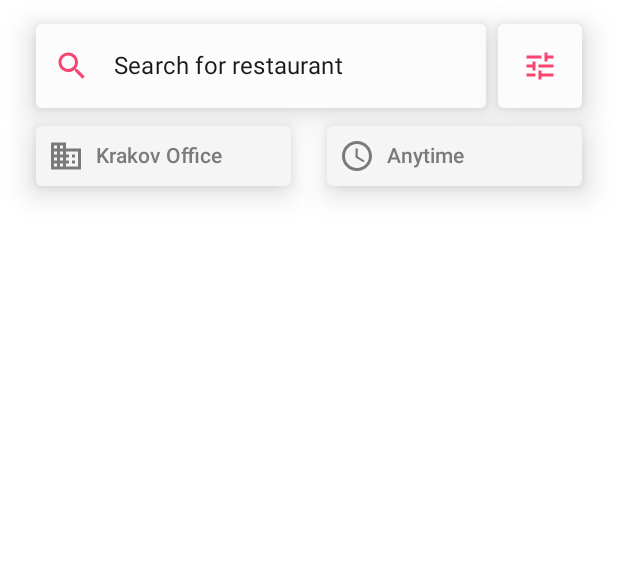
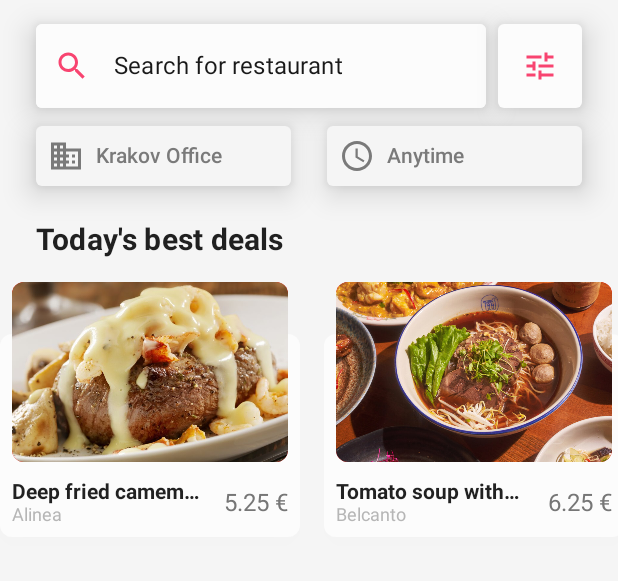
Before and after one commit to erlanamanatov/LunchApp, an Android app built with Jetpack Compose: the screen it shows after launch (MainActivity), on a phone screen of 412 x 824 dp, the part 165-746 px from its top. Run offline under Robolectric (Android 15) with nearby library versions, the phone set to English and light mode, and no system bars.

Commit message:
Add best deals component

```diff
--- a/app/src/main/java/com/example/lunchapp/MainActivity.kt
+++ b/app/src/main/java/com/example/lunchapp/MainActivity.kt
@@ -4,11 +4,15 @@ import android.os.Bundle
 import androidx.activity.ComponentActivity
 import androidx.activity.compose.setContent
 import androidx.compose.foundation.layout.fillMaxSize
+import androidx.compose.material.ExperimentalMaterialApi
+import androidx.compose.material.Surface
 import androidx.compose.ui.Modifier
 import com.example.lunchapp.ui.screens.mainscreen.MainScreen
+import com.example.lunchapp.ui.theme.AppColors
 import com.example.lunchapp.ui.theme.LunchAppTheme
 
 class MainActivity : ComponentActivity() {
+    @ExperimentalMaterialApi
     override fun onCreate(savedInstanceState: Bundle?) {
         super.onCreate(savedInstanceState)
         setContent {
--- /dev/null
+++ b/app/src/main/java/com/example/lunchapp/domain/data/BestDealsMock.kt
@@ -0,0 +1,58 @@
+package com.example.lunchapp.domain.data
+
+import com.example.lunchapp.R
+import com.example.lunchapp.model.Food
+
+object BestDealsMock {
+    val data = listOf<Food>(
+        Food(
+            name = "Deep fried camembert",
+            price = 5.25f,
+            img = randomFoodImg(),
+            ingredients = ingredients,
+            info = randomInfoTag(),
+            ingredientTag = vegTag,
+            restaurant = randomRestName()
+        ),
+        Food(
+            name = "Tomato soup with pesto",
+            price = 6.25f,
+            img = R.drawable.food_soup2,
+            info = "350ml",
+            ingredients = ingredients,
+            restaurant = randomRestName(),
+            ingredientTag = vegTag
+        ),
+        Food(
+            name = "Margheritta",
+            price = 8.50f,
+            img = R.drawable.food_pizza1,
+            info = "32 cm",
+            ingredients = ingredients,
+            ingredientTag = vegTag,
+            restaurant = randomRestName(),
+        ),
+        Food(
+            name = "Classic Burger",
+            price = 5.20f,
+            img = R.drawable.food_burger1,
+            info = "250g",
+            ingredients = ingredients,
+            ingredientTag = meatTag,
+            restaurant = randomRestName()
+        )
+    )
+}
+
+private fun randomRestName(): String {
+    return listOf<String>(
+        "Le Bernardin",
+        "The French Laundry",
+        "Belcanto",
+        "Alinea",
+        "Piazza Duomo",
+        "Odette"
+    )
+        .shuffled()
+        .first()
+}
--- a/app/src/main/java/com/example/lunchapp/domain/data/RestaurantMenu.kt
+++ b/app/src/main/java/com/example/lunchapp/domain/data/RestaurantMenuMock.kt
@@ -117,7 +117,7 @@ data class MenuCategory(
     val foods: List<Food>
 )
 
-private val ingredients = listOf(
+ val ingredients = listOf(
     "tomato sauce",
     "fresh mozzarella cheese",
     "fresh basil leaf",
@@ -127,7 +127,7 @@ private val ingredients = listOf(
 )
 
 
-private fun randomFoodImg(): Int {
+ fun randomFoodImg(): Int {
     return listOf(
         R.drawable.food1,
         R.drawable.food2,
@@ -139,12 +139,12 @@ private fun randomFoodImg(): Int {
         .first()
 }
 
-private val fishTag = IngredientTag("fish", R.drawable.img_fish)
-private val meatTag = IngredientTag("fish", R.drawable.img_meat)
-private val vegTag = IngredientTag("fish", R.drawable.img_veg)
+ val fishTag = IngredientTag("fish", R.drawable.img_fish)
+ val meatTag = IngredientTag("fish", R.drawable.img_meat)
+ val vegTag = IngredientTag("fish", R.drawable.img_veg)
 
 
-private fun randomInfoTag(): String {
+ fun randomInfoTag(): String {
     return listOf(
         "2 pcs", "150g", "250g", "330g"
     ).shuffled().first()
--- a/app/src/main/java/com/example/lunchapp/model/Food.kt
+++ b/app/src/main/java/com/example/lunchapp/model/Food.kt
@@ -3,7 +3,8 @@ package com.example.lunchapp.model
 data class Food(
     val name: String,
     val price: Float,
-    val img: Int? = null,
+    val restaurant: String? = null,
+    val img: Int,
     val info: String,
     val ingredients: List<String> = emptyList(),
     val ingredientTag: IngredientTag? = null
--- a/app/src/main/java/com/example/lunchapp/ui/screens/mainscreen/MainScreen.kt
+++ b/app/src/main/java/com/example/lunchapp/ui/screens/mainscreen/MainScreen.kt
@@ -1,6 +1,8 @@
 package com.example.lunchapp.ui.screens.mainscreen
 
 import androidx.compose.foundation.layout.*
+import androidx.compose.material.ExperimentalMaterialApi
+import androidx.compose.material.Surface
 import androidx.compose.material.Text
 import androidx.compose.runtime.*
 import androidx.compose.ui.Modifier
@@ -8,16 +10,20 @@ import androidx.compose.ui.text.TextStyle
 import androidx.compose.ui.text.font.FontWeight
 import androidx.compose.ui.unit.dp
 import androidx.compose.ui.unit.sp
+import com.example.lunchapp.domain.data.BestDealsMock
+import com.example.lunchapp.ui.screens.mainscreen.components.BestDeals
 import com.example.lunchapp.ui.screens.mainscreen.components.SearchComponent
 import com.example.lunchapp.ui.screens.mainscreen.components.TopBar
+import com.example.lunchapp.ui.theme.AppColors
 
+@ExperimentalMaterialApi
 @Composable
 fun MainScreen(modifier: Modifier = Modifier) {
 
     var textToSearch by remember { mutableStateOf("") }
 
-
-    Column(modifier = modifier) {
+    Surface(modifier = modifier, color = AppColors.background) {
+        Column {
             TopBar()
             Text(
                 modifier = Modifier
@@ -35,6 +41,11 @@ fun MainScreen(modifier: Modifier = Modifier) {
                 value = textToSearch,
                 onValueChange = { textToSearch = it }
             )
-        Spacer(Modifier.height(40.dp))
+            Spacer(Modifier.height(24.dp))
+            BestDeals(
+                modifier = Modifier.fillMaxWidth(),
+                foods = BestDealsMock.data
+            )
         }
     }
+}
--- /dev/null
+++ b/app/src/main/java/com/example/lunchapp/ui/screens/mainscreen/components/BestDeals.kt
@@ -0,0 +1,142 @@
+package com.example.lunchapp.ui.screens.mainscreen.components
+
+import androidx.compose.foundation.*
+import androidx.compose.foundation.layout.*
+import androidx.compose.foundation.shape.RoundedCornerShape
+import androidx.compose.material.*
+import androidx.compose.runtime.Composable
+import androidx.compose.ui.Alignment
+import androidx.compose.ui.Modifier
+import androidx.compose.ui.draw.clip
+import androidx.compose.ui.draw.drawBehind
+import androidx.compose.ui.geometry.Size
+import androidx.compose.ui.graphics.Color
+import androidx.compose.ui.layout.ContentScale
+import androidx.compose.ui.res.painterResource
+import androidx.compose.ui.text.TextStyle
+import androidx.compose.ui.text.font.FontWeight
+import androidx.compose.ui.text.style.TextOverflow
+import androidx.compose.ui.tooling.preview.Preview
+import androidx.compose.ui.unit.dp
+import androidx.compose.ui.unit.sp
+import androidx.compose.ui.zIndex
+import com.example.lunchapp.domain.data.RestaurantMenuMock
+import com.example.lunchapp.model.Food
+import com.example.lunchapp.ui.theme.LunchAppTheme
+import org.intellij.lang.annotations.JdkConstants
+
+@ExperimentalMaterialApi
+@Composable
+fun BestDeals(
+    modifier: Modifier = Modifier,
+    foods: List<Food>
+) {
+    Column(modifier = modifier) {
+        Text(
+            modifier = Modifier.padding(start = 24.dp, bottom = 16.dp),
+            text = "Today's best deals",
+            style = MaterialTheme.typography.h6,
+            fontWeight = FontWeight.Bold
+        )
+        Row(Modifier.horizontalScroll(rememberScrollState())) {
+            for (food in foods) {
+                BestDealItem(food = food)
+                Spacer(Modifier.width(16.dp))
+            }
+        }
+    }
+}
+
+@ExperimentalMaterialApi
+@Composable
+private fun BestDealItem(
+    modifier: Modifier = Modifier,
+    food: Food
+) {
+    val corner = 8.dp
+    Box(
+        modifier
+            .size(200.dp, 170.dp)
+    ) {
+        Image(
+            modifier = Modifier
+                .fillMaxWidth()
+                .zIndex(1f)
+                .height(120.dp)
+                .padding(horizontal = 8.dp)
+                .clip(RoundedCornerShape(corner))
+                .drawBehind {
+                    drawRect(
+                        color = Color.Red,
+                        size = Size(size.width, size.height)
+                    )
+                }
+                .align(Alignment.TopCenter),
+            painter = painterResource(id = food.img),
+            contentScale = ContentScale.Crop,
+            contentDescription = ""
+        )
+        Card(
+            modifier = Modifier
+                .zIndex(0f)
+                .fillMaxWidth()
+                .height(135.dp)
+                .align(Alignment.BottomCenter),
+            shape = RoundedCornerShape(corner),
+            onClick = {},
+            backgroundColor = MaterialTheme.colors.surface,
+            elevation = 4.dp
+        ) {
+            Box(
+                Modifier
+                    .fillMaxSize()
+                    .padding(8.dp),
+                contentAlignment = Alignment.BottomCenter
+            ) {
+                Row(
+                    Modifier.fillMaxWidth(),
+                    verticalAlignment = Alignment.CenterVertically
+                ) {
+                    Column(Modifier.weight(1f)) {
+                        Text(
+                            text = food.name,
+                            fontWeight = FontWeight.Bold,
+                            fontSize = 14.sp,
+                            maxLines = 1,
+                            overflow = TextOverflow.Ellipsis
+                        )
+                        food.restaurant?.let { restName ->
+                            Text(
+                                text = restName,
+                                fontSize = 12.sp,
+                                color = Color(0xFFb6b6b6)
+                            )
+                        }
+                    }
+                    Text(
+                        modifier = Modifier.padding(start = 16.dp),
+                        text = "${food.price} €",
+                        fontSize = 16.sp,
+                        color = Color(0xFF767676)
+                    )
+                }
+            }
+        }
+
+    }
+}
+
+@ExperimentalMaterialApi
+@Preview(showBackground = true)
+@Composable
+fun BestDealItemPreview() {
+    LunchAppTheme {
+        Surface(color = Color.LightGray) {
+            BestDealItem(
+                modifier = Modifier.padding(25.dp),
+                food = RestaurantMenuMock.data.first().foods.first().copy(restaurant = "Mioto")
+            )
+        }
+    }
+
+}
--- a/app/src/main/java/com/example/lunchapp/ui/screens/mainscreen/components/SearchComponent.kt
+++ b/app/src/main/java/com/example/lunchapp/ui/screens/mainscreen/components/SearchComponent.kt
@@ -1,5 +1,6 @@
 package com.example.lunchapp.ui.screens.mainscreen.components
 
+import androidx.compose.foundation.clickable
 import androidx.compose.foundation.layout.*
 import androidx.compose.material.*
 import androidx.compose.material.icons.Icons
@@ -17,6 +18,7 @@ import androidx.compose.ui.tooling.preview.Preview
 import androidx.compose.ui.unit.dp
 import com.example.lunchapp.ui.theme.LunchAppTheme
 
+@ExperimentalMaterialApi
 @Composable
 fun SearchComponent(
     modifier: Modifier = Modifier,
@@ -48,6 +50,7 @@ private fun searchFieldColors() = TextFieldDefaults.textFieldColors(
     unfocusedIndicatorColor = Color.Transparent
 )
 
+@ExperimentalMaterialApi
 @Composable
 private fun SearchBar(
     modifier: Modifier = Modifier,
@@ -76,10 +79,11 @@ private fun SearchBar(
         }
         Spacer(Modifier.width(8.dp))
         Card(
-            Modifier
+            modifier = Modifier
                 .fillMaxHeight()
                 .aspectRatio(1f),
-            elevation = 12.dp
+            elevation = 12.dp,
+            onClick = {}
         ) {
             Box(
                 modifier = Modifier.fillMaxSize(),
@@ -146,6 +150,7 @@ private fun FilterItem(
     }
 }
 
+@ExperimentalMaterialApi
 @Preview(showBackground = true)
 @Composable
 fun SearchPreview() {
--- a/app/src/main/java/com/example/lunchapp/ui/theme/Theme.kt
+++ b/app/src/main/java/com/example/lunchapp/ui/theme/Theme.kt
@@ -25,6 +25,11 @@ private val LightColorPalette = lightColors(
     onSurface = Color.Black,
 )
 
+object AppColors {
+    val background = Color(0xFFf5f5f5)
+
+}
+
 @Composable
 fun LunchAppTheme(content: @Composable() () -> Unit) {
     val colors = LightColorPalette
```
Also changed, not shown: app/src/main/res/drawable/food1.png, app/src/main/res/drawable/food2.png, app/src/main/res/drawable/food3.png, app/src/main/res/drawable/food4.png, app/src/main/res/drawable/food5.png, app/src/main/res/drawable/food_burger1.png, app/src/main/res/drawable/food_burger2.png, app/src/main/res/drawable/food_pizza1.png, app/src/main/res/drawable/food_pizza2.png, app/src/main/res/drawable/food_soup1.png, app/src/main/res/drawable/food_soup2.png. Lines whose indentation alone changed are shown as unchanged.
